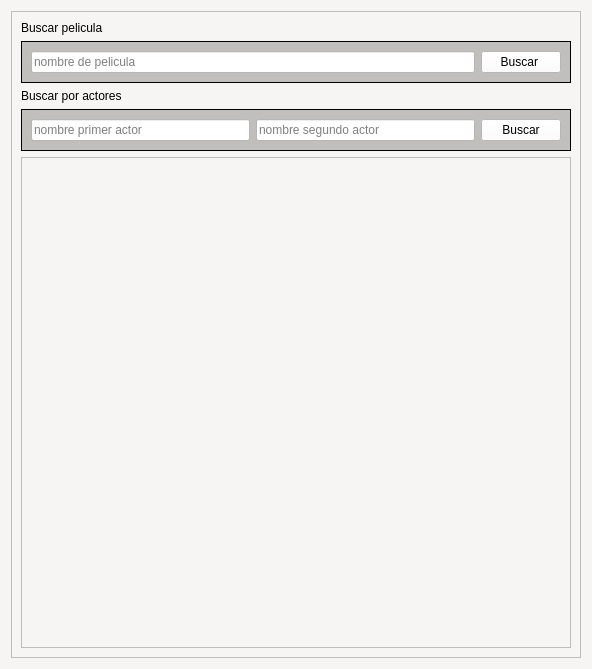
Qt form ui/ventana_principal.ui (EdgardoDanielSoto/buscador-de-peliculas) before a commit.
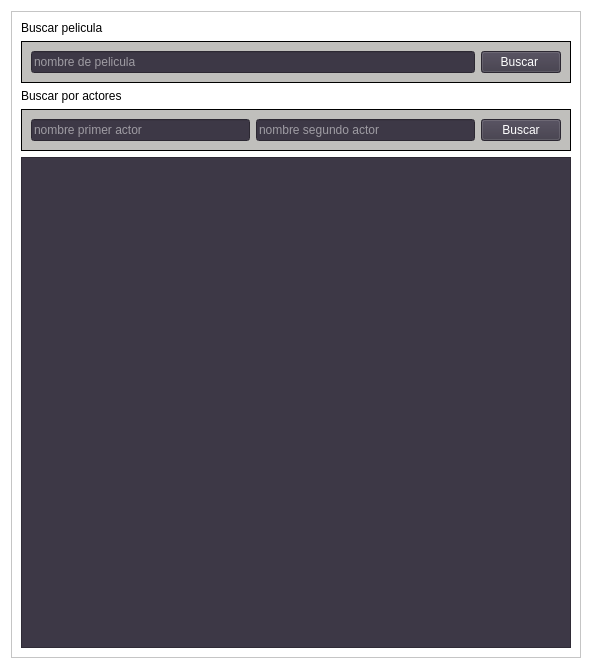
The same form after that commit.

Commit message: color fuentes

```diff
--- a/ui/ventana_principal.ui
+++ b/ui/ventana_principal.ui
@@ -14,7 +14,7 @@
    <string>Peliculas argentinas</string>
   </property>
   <property name="styleSheet">
-   <string notr="true">background-color: rgb(246, 245, 244);</string>
+   <string notr="true">background-color: rgb(255, 255, 255);</string>
   </property>
   <layout class="QVBoxLayout" name="verticalLayout_3">
    <item>
@@ -48,7 +48,10 @@
          <item>
           <widget class="QLineEdit" name="texto_busqueda_pelicula">
            <property name="styleSheet">
-            <string notr="true">background-color: rgb(255, 255, 255);</string>
+            <string notr="true">background-color: rgb(61, 56, 70);
+color: rgb(255, 255, 255);
+
+</string>
            </property>
            <property name="placeholderText">
             <string>nombre de pelicula</string>
@@ -58,7 +61,8 @@
          <item>
           <widget class="QPushButton" name="boton_buscar_pelicula">
            <property name="styleSheet">
-            <string notr="true">background-color: rgb(255, 255, 255);</string>
+            <string notr="true">color: rgb(255, 255, 255);
+background-color: rgb(61, 56, 70);</string>
            </property>
            <property name="text">
             <string>Buscar </string>
@@ -91,7 +95,8 @@
          <item>
           <widget class="QLineEdit" name="texto_nombre_primer_actor">
            <property name="styleSheet">
-            <string notr="true">background-color: rgb(255, 255, 255);</string>
+            <string notr="true">color: rgb(255, 255, 255);
+background-color: rgb(61, 56, 70);</string>
            </property>
            <property name="placeholderText">
             <string>nombre primer actor</string>
@@ -101,7 +106,8 @@
          <item>
           <widget class="QLineEdit" name="texto_nombre_segundo_actor">
            <property name="styleSheet">
-            <string notr="true">background-color: rgb(255, 255, 255);</string>
+            <string notr="true">color: rgb(255, 255, 255);
+background-color: rgb(61, 56, 70);</string>
            </property>
            <property name="placeholderText">
             <string>nombre segundo actor</string>
@@ -111,7 +117,8 @@
          <item>
           <widget class="QPushButton" name="boton_buscar_actores">
            <property name="styleSheet">
-            <string notr="true">background-color: rgb(255, 255, 255);</string>
+            <string notr="true">color: rgb(255, 255, 255);
+background-color: rgb(61, 56, 70);</string>
            </property>
            <property name="text">
             <string>Buscar</string>
@@ -122,7 +129,12 @@
        </widget>
       </item>
       <item>
-       <widget class="QTableWidget" name="table_peliculas"/>
+       <widget class="QTableWidget" name="table_peliculas">
+        <property name="styleSheet">
+         <string notr="true">color: rgb(255, 255, 255);
+background-color: rgb(61, 56, 70);</string>
+        </property>
+       </widget>
       </item>
      </layout>
     </widget>
```
Left out of the diff: 6 changed lines with no effect on the pictures.
